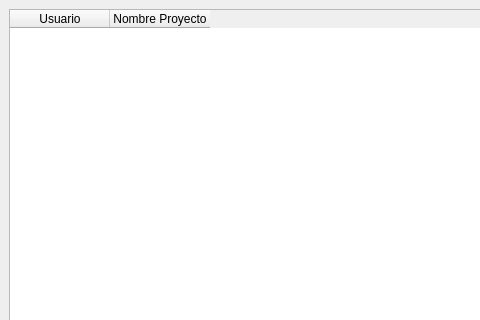
Above: Interfaces/UI/usuario_proyecto.ui from adrianvillanueva997/computation_lab_2 before the change; both pictures show x 0 to 480 and y 0 to 320 of the 800 by 600 pixel window. Below: the same form after it.
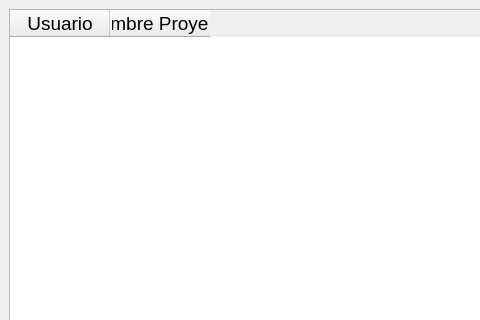
That is the form after the change.

```diff
--- a/Interfaces/UI/usuario_proyecto.ui
+++ b/Interfaces/UI/usuario_proyecto.ui
@@ -17,6 +17,11 @@
    <layout class="QGridLayout" name="gridLayout">
     <item row="0" column="0">
      <widget class="QTableWidget" name="tableWidget">
+      <property name="font">
+       <font>
+        <pointsize>14</pointsize>
+       </font>
+      </property>
       <column>
        <property name="text">
         <string>Usuario</string>
```
